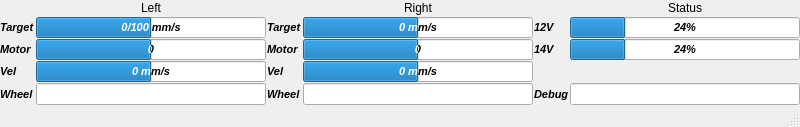
jfstepha/yertle-bot, file yertle_dash.ui: the form before one commit.
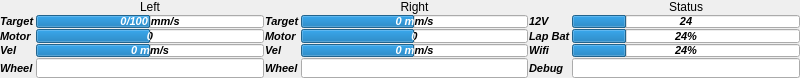
The form after the commit.

```diff
--- a/yertle_dash.ui
+++ b/yertle_dash.ui
@@ -7,7 +7,7 @@
     <x>0</x>
     <y>0</y>
     <width>800</width>
-    <height>127</height>
+    <height>78</height>
    </rect>
   </property>
   <property name="windowTitle">
@@ -134,7 +134,7 @@
        </font>
       </property>
       <property name="text">
-       <string>14V</string>
+       <string>Lap Bat</string>
       </property>
      </widget>
     </item>
@@ -256,6 +256,9 @@
       <property name="value">
        <number>24</number>
       </property>
+      <property name="format">
+       <string>%v</string>
+      </property>
      </widget>
     </item>
     <item row="0" column="5">
@@ -453,6 +456,9 @@
       <property name="value">
        <number>24</number>
       </property>
+      <property name="format">
+       <string>%p%</string>
+      </property>
      </widget>
     </item>
     <item row="2" column="0">
@@ -630,19 +636,59 @@
       </property>
      </widget>
     </item>
+    <item row="3" column="5">
+     <widget class="QProgressBar" name="pbWifi">
+      <property name="sizePolicy">
+       <sizepolicy hsizetype="Expanding" vsizetype="Preferred">
+        <horstretch>0</horstretch>
+        <verstretch>0</verstretch>
+       </sizepolicy>
+      </property>
+      <property name="minimumSize">
+       <size>
+        <width>0</width>
+        <height>10</height>
+       </size>
+      </property>
+      <property name="maximumSize">
+       <size>
+        <width>16777215</width>
+        <height>16777215</height>
+       </size>
+      </property>
+      <property name="font">
+       <font>
+        <pointsize>8</pointsize>
+        <weight>75</weight>
+        <italic>true</italic>
+        <bold>true</bold>
+       </font>
+      </property>
+      <property name="value">
+       <number>24</number>
+      </property>
+      <property name="format">
+       <string>%p%</string>
+      </property>
+     </widget>
+    </item>
+    <item row="3" column="4">
+     <widget class="QLabel" name="label_16">
+      <property name="font">
+       <font>
+        <pointsize>8</pointsize>
+        <weight>75</weight>
+        <italic>true</italic>
+        <bold>true</bold>
+       </font>
+      </property>
+      <property name="text">
+       <string>Wifi</string>
+      </property>
+     </widget>
+    </item>
    </layout>
   </widget>
-  <widget class="QMenuBar" name="menubar">
-   <property name="geometry">
-    <rect>
-     <x>0</x>
-     <y>0</y>
-     <width>800</width>
-     <height>25</height>
-    </rect>
-   </property>
-  </widget>
-  <widget class="QStatusBar" name="statusbar"/>
  </widget>
  <resources/>
  <connections/>
```
Left out of the diff: 2 changed lines with no effect on the pictures.
